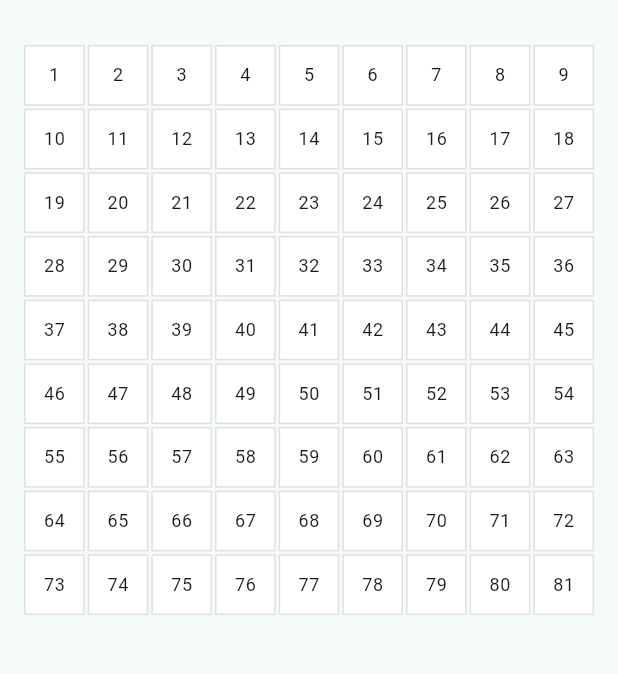
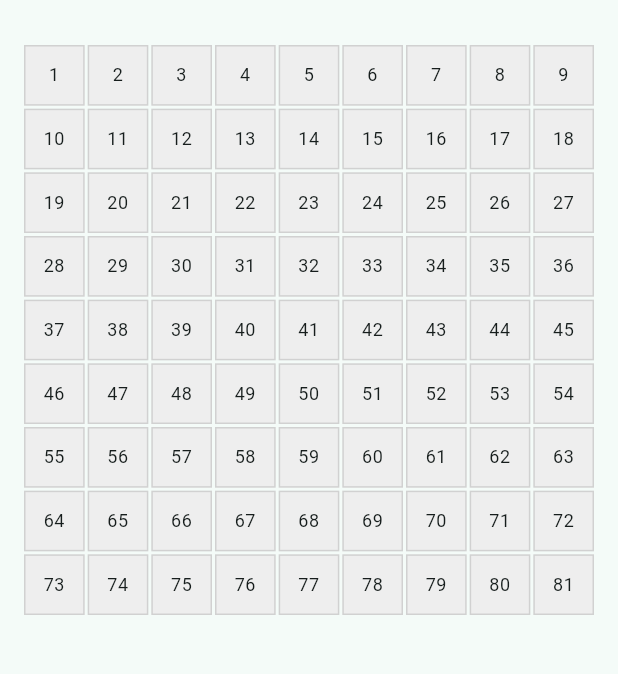
Before and after one commit to evan-hwang/mandalart-rpg, a Flutter app: the screen it shows after launch, after a tap on "2025 Mandalart", on a phone screen of 412 x 824 dp, the part 63-737 px from its top. Run offline on Flutter 3.47's test engine with Material 3 defaults, Android fonts, the phone set to English and light mode, and no system bars.

Commit message:
feat: add goal cell edit flow

```diff
--- a/lib/features/mandalart/mandalart_detail_screen.dart
+++ b/lib/features/mandalart/mandalart_detail_screen.dart
@@ -1,7 +1,19 @@
 import 'package:flutter/material.dart';
 import 'package:mandalart/features/mandalart/mandalart.dart';
 
-class MandalartDetailScreen extends StatelessWidget {
+enum GoalStatus { todo, doing, done }
+
+class _GoalCell {
+  _GoalCell({
+    required this.text,
+    required this.status,
+  });
+
+  String text;
+  GoalStatus status;
+}
+
+class MandalartDetailScreen extends StatefulWidget {
   const MandalartDetailScreen({
     super.key,
     required this.mandalart,
@@ -10,10 +22,112 @@ class MandalartDetailScreen extends StatelessWidget {
   final Mandalart mandalart;
 
   @override
+  State<MandalartDetailScreen> createState() => _MandalartDetailScreenState();
+}
+
+class _MandalartDetailScreenState extends State<MandalartDetailScreen> {
+  late final List<_GoalCell> _cells = List.generate(
+    81,
+    (_) => _GoalCell(text: '', status: GoalStatus.todo),
+  );
+
+  Future<void> _openCellEditor(int index) async {
+    final cell = _cells[index];
+    final textController = TextEditingController(text: cell.text);
+    var selectedStatus = cell.status;
+
+    final result = await showDialog<_GoalCell>(
+      context: context,
+      builder: (context) {
+        return AlertDialog(
+          title: const Text('Edit goal'),
+          content: Column(
+            mainAxisSize: MainAxisSize.min,
+            children: [
+              TextField(
+                controller: textController,
+                decoration: const InputDecoration(labelText: 'Goal'),
+              ),
+              const SizedBox(height: 12),
+              DropdownButtonFormField<GoalStatus>(
+                value: selectedStatus,
+                decoration: const InputDecoration(labelText: 'Status'),
+                items: GoalStatus.values
+                    .map(
+                      (status) => DropdownMenuItem(
+                        value: status,
+                        child: Text(_statusLabel(status)),
+                      ),
+                    )
+                    .toList(),
+                onChanged: (value) {
+                  if (value != null) {
+                    selectedStatus = value;
+                  }
+                },
+              ),
+            ],
+          ),
+          actions: [
+            TextButton(
+              onPressed: () => Navigator.pop(context),
+              child: const Text('Cancel'),
+            ),
+            FilledButton(
+              onPressed: () {
+                Navigator.pop(
+                  context,
+                  _GoalCell(
+                    text: textController.text.trim(),
+                    status: selectedStatus,
+                  ),
+                );
+              },
+              child: const Text('Save'),
+            ),
+          ],
+        );
+      },
+    );
+
+    textController.dispose();
+
+    if (result == null) {
+      return;
+    }
+
+    setState(() {
+      _cells[index] = result;
+    });
+  }
+
+  Color _statusColor(GoalStatus status) {
+    switch (status) {
+      case GoalStatus.todo:
+        return Colors.grey.shade200;
+      case GoalStatus.doing:
+        return Colors.amber.shade100;
+      case GoalStatus.done:
+        return Colors.green.shade200;
+    }
+  }
+
+  static String _statusLabel(GoalStatus status) {
+    switch (status) {
+      case GoalStatus.todo:
+        return 'TODO';
+      case GoalStatus.doing:
+        return 'DOING';
+      case GoalStatus.done:
+        return 'DONE';
+    }
+  }
+
+  @override
   Widget build(BuildContext context) {
     return Scaffold(
       appBar: AppBar(
-        title: Text(mandalart.title),
+        title: Text(widget.mandalart.title),
       ),
       body: Padding(
         padding: const EdgeInsets.all(16),
@@ -25,17 +139,23 @@ class MandalartDetailScreen extends StatelessWidget {
               crossAxisSpacing: 2,
               mainAxisSpacing: 2,
             ),
-            itemCount: 81,
+            itemCount: _cells.length,
             itemBuilder: (context, index) {
-              return Container(
+              final cell = _cells[index];
+              return InkWell(
+                onTap: () => _openCellEditor(index),
+                child: Container(
                   alignment: Alignment.center,
                   decoration: BoxDecoration(
                     border: Border.all(color: Colors.black12),
-                  color: Colors.white,
+                    color: _statusColor(cell.status),
                   ),
+                  padding: const EdgeInsets.all(4),
                   child: Text(
-                  '${index + 1}',
+                    cell.text.isEmpty ? '${index + 1}' : cell.text,
+                    textAlign: TextAlign.center,
                     style: Theme.of(context).textTheme.bodySmall,
+                  ),
                 ),
               );
             },
```
Also changed, not shown: 1 other file. Lines whose indentation alone changed are shown as unchanged.
